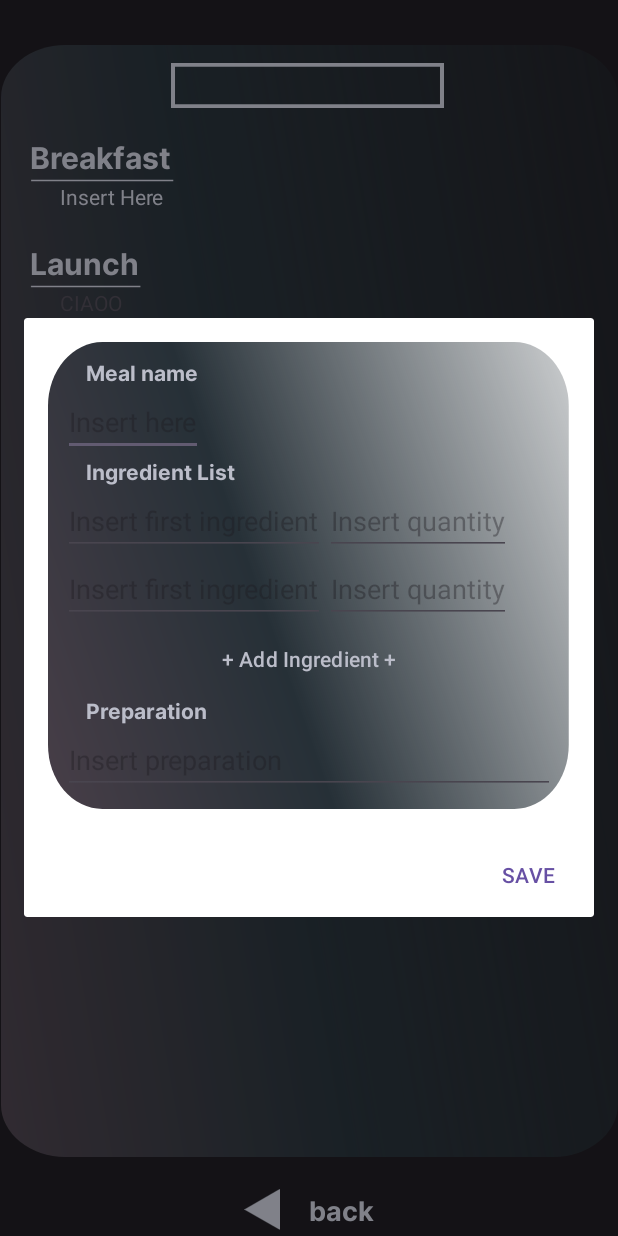
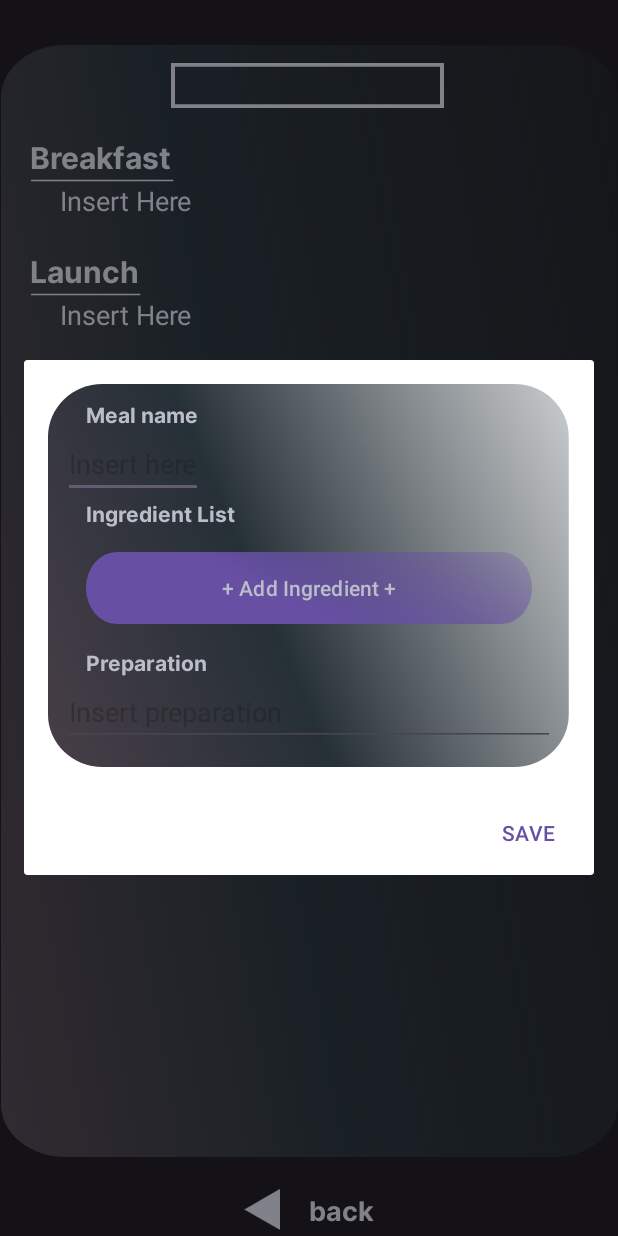
Before and after one commit to JuicyTomato/Planeat, an Android app built with Jetpack Compose: the PlanningEats screen opened directly, with no data from a screen before it, after a tap on an icon or button, on a phone screen of 412 x 824 dp. Run offline under Robolectric (Android 15) with nearby library versions, the phone set to English and light mode, and no system bars.

Commit message:
Riuscito ad aggiungere la possibilità di aggiungere le ricette con output carino (non fatto il procedimento, ma roba di poco conto). Ora penso a Room: 2 tabelle, ricetta e ingredienti (non frigo... Magari pensa di unirle)

```diff
--- a/app/src/main/java/com/example/planeat/IngredientEvent.kt
+++ b/app/src/main/java/com/example/planeat/IngredientEvent.kt
@@ -1,6 +1,6 @@
 package com.example.planeat
 
-import com.example.planeat.entities.Ingredient
+import com.example.planeat.entities.IngredientFridge
 
 sealed interface IngredientEvent {
     object SaveIngredient: IngredientEvent
@@ -10,5 +10,5 @@ sealed interface IngredientEvent {
     object ShowDialog: IngredientEvent
     object HideDialog: IngredientEvent
     data class SortIngredient(val sortType: SortType): IngredientEvent
-    data class DeleteIngredient(val ingredient: Ingredient): IngredientEvent
+    data class DeleteIngredient(val ingredientFridge: IngredientFridge): IngredientEvent
 }
--- a/app/src/main/java/com/example/planeat/IngredientScreen.kt
+++ b/app/src/main/java/com/example/planeat/IngredientScreen.kt
@@ -165,7 +165,7 @@ fun IngredientScreen(
                     }
                 }
             }
-            items(state.ingredients) { contact ->
+            items(state.ingredientFridges) { contact ->
                 Row(
                     modifier = Modifier
                         .fillMaxWidth()
--- a/app/src/main/java/com/example/planeat/IngredientState.kt
+++ b/app/src/main/java/com/example/planeat/IngredientState.kt
@@ -1,9 +1,9 @@
 package com.example.planeat
 
-import com.example.planeat.entities.Ingredient
+import com.example.planeat.entities.IngredientFridge
 
 data class IngredientState(
-    val ingredients: List<Ingredient> = emptyList(),
+    val ingredientFridges: List<IngredientFridge> = emptyList(),
     val ingredientName: String = "",
     val expirationDate: String = "",
     val isAddingIngredient: Boolean = false,
--- a/app/src/main/java/com/example/planeat/database/IngredientDatabase.kt
+++ b/app/src/main/java/com/example/planeat/database/IngredientDatabase.kt
@@ -2,10 +2,10 @@ package com.example.planeat.database
 
 import androidx.room.Database
 import androidx.room.RoomDatabase
-import com.example.planeat.entities.Ingredient
+import com.example.planeat.entities.IngredientFridge
 
 @Database(
-    entities = [Ingredient::class],
+    entities = [IngredientFridge::class],
     version = 1
 )
 abstract class IngredientDatabase: RoomDatabase() {
--- a/app/src/main/java/com/example/planeat/entities/Ingredient.kt
+++ b/app/src/main/java/com/example/planeat/entities/IngredientFridge.kt
@@ -1,11 +1,10 @@
 package com.example.planeat.entities
 
-import androidx.room.ColumnInfo
 import androidx.room.Entity
 import androidx.room.PrimaryKey
 
 @Entity
-data class Ingredient(
+data class IngredientFridge(
     val ingredientName: String,
     val expirationDate: String,
     @PrimaryKey(autoGenerate = true)
--- a/app/src/main/res/layout/alert_dialog_planning.xml
+++ b/app/src/main/res/layout/alert_dialog_planning.xml
@@ -34,6 +34,7 @@
                 android:layout_marginStart="15dp">
             </TextView>
             <EditText
+                android:id="@+id/mealName"
                 android:layout_width="wrap_content"
                 android:layout_height="wrap_content"
                 android:hint="Insert here">
@@ -54,42 +55,6 @@
                 android:layout_height="wrap_content"
                 android:orientation="vertical">
 
-                <LinearLayout
-                    android:layout_width="match_parent"
-                    android:layout_height="match_parent"
-                    android:orientation="horizontal">
-
-                    <EditText
-                        android:layout_width="wrap_content"
-                        android:layout_height="wrap_content"
-                        android:hint="Insert first ingredient">
-                    </EditText>
-                    <EditText
-                        android:id="@+id/ciaone"
-                        android:layout_width="wrap_content"
-                        android:layout_height="wrap_content"
-                        android:hint="Insert quantity"
-                        android:layout_gravity="bottom">
-                    </EditText>
-                </LinearLayout>
-
-
-                <LinearLayout
-                    android:layout_width="match_parent"
-                    android:layout_height="match_parent"
-                    android:orientation="horizontal">
-                    <EditText
-                        android:layout_width="wrap_content"
-                        android:layout_height="wrap_content"
-                        android:hint="Insert first ingredient">
-                    </EditText>
-                    <EditText
-                        android:layout_width="wrap_content"
-                        android:layout_height="wrap_content"
-                        android:hint="Insert quantity"
-                        android:layout_gravity="bottom">
-                    </EditText>
-                </LinearLayout>
             </LinearLayout>
 
             <Button
@@ -97,8 +62,9 @@
                 android:layout_width="match_parent"
                 android:layout_height="wrap_content"
                 android:text="+ Add Ingredient +"
+                android:layout_margin="15dp"
                 android:textColor="@color/textColor"
-                android:background="@android:color/transparent">
+                android:background="@drawable/long_stretch_rectangle">
             </Button>
 
             <TextView
--- a/app/src/main/res/layout/planning_eats.xml
+++ b/app/src/main/res/layout/planning_eats.xml
@@ -90,16 +90,18 @@
             android:orientation="vertical"
             android:layout_marginStart="20dp"
             android:clickable="true"
+            android:layout_marginBottom="20dp"
             android:onClick="onClickBreakfast"
             android:focusable="true">
 
             <!-- fallo editable, così la modifica della ricetta la fai tenendo premuto-->
             <TextView
+                android:id="@+id/breakfastID"
                 android:layout_width="wrap_content"
                 android:layout_height="wrap_content"
+                android:textSize="18sp"
                 android:hint="Insert Here"
-                android:textColorHint="@color/textColor"
-                android:layout_marginBottom="20dp">
+                android:textColorHint="@color/textColor">
 
             </TextView>
 
@@ -128,23 +130,20 @@
                 android:orientation="vertical"
                 android:layout_marginStart="20dp"
                 android:clickable="true"
+                android:layout_marginBottom="20dp"
                 android:onClick="onClickLaunch"
                 android:focusable="true">
 
                 <TextView
+                    android:id="@+id/launchID"
                     android:layout_width="wrap_content"
                     android:layout_height="wrap_content"
-                    android:text="CIAOO">
+                    android:textSize="18sp"
+                    android:hint="Insert Here"
+                    android:textColorHint="@color/textColor">
 
                 </TextView>
 
-                <TextView
-                    android:layout_width="wrap_content"
-                    android:layout_height="wrap_content"
-                    android:text="CIAOO"
-                    android:layout_marginBottom="20dp">
-
-                </TextView>
 
             </LinearLayout>
 
@@ -171,13 +170,17 @@
                 android:orientation="vertical"
                 android:layout_marginStart="20dp"
                 android:clickable="true"
+                android:layout_marginBottom="20dp"
                 android:onClick="onClickDinner"
                 android:focusable="true">
 
                 <TextView
+                    android:id="@+id/dinnerID"
                     android:layout_width="wrap_content"
                     android:layout_height="wrap_content"
-                    android:text="CIAOO">
+                    android:textSize="18sp"
+                    android:hint="Insert Here"
+                    android:textColorHint="@color/textColor">
 
                 </TextView>
 
```
Also changed, not shown: app/src/main/java/com/example/planeat/IngredientViewModel.kt (+5 -5 lines), app/src/main/java/com/example/planeat/PlanningEats.kt (+43 -84 lines), app/src/main/java/com/example/planeat/database/IngredientDao.kt (+7 -7 lines).
